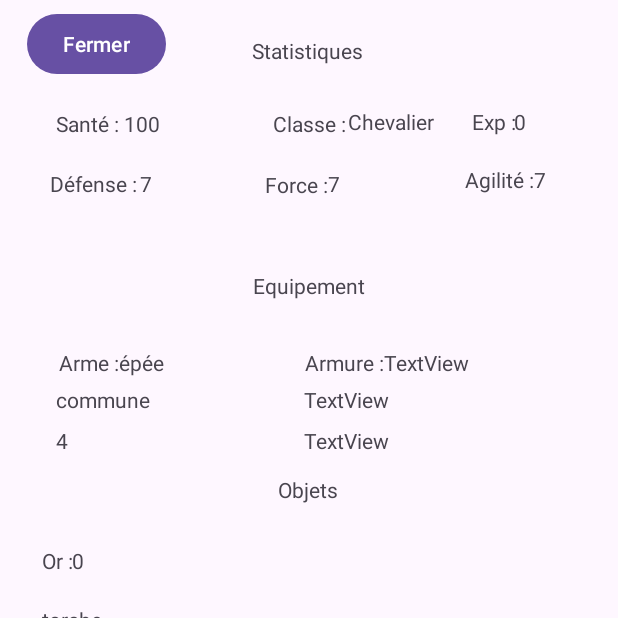
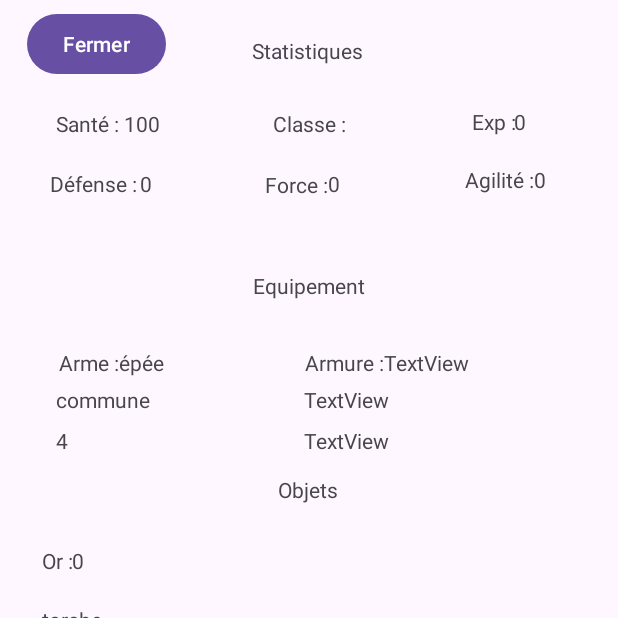
Before and after one commit to nathanremond/ProjetNathanJilenKave, an Android app: the InventoryActivity screen opened directly, with no data from a screen before it, on a phone screen of 412 x 824 dp, the top half of it. Run offline under Robolectric (Android 15) with nearby library versions, the phone set to English and light mode, and no system bars.

Commit message:
feat: Récupération des stats du joueur dans inventaire

```diff
--- a/app/src/main/java/com/example/projetnathanjilenkave/InventoryActivity.java
+++ b/app/src/main/java/com/example/projetnathanjilenkave/InventoryActivity.java
@@ -18,19 +18,29 @@ public class InventoryActivity extends AppCompatActivity {
         super.onCreate(savedInstanceState);
         setContentView(R.layout.activity_inventory);
 
-        Character j1 = new Character(100, 0, 0, "Chevalier");
+        //Stats personnage
+        int healthJoueur = getIntent().getIntExtra("healthJoueur", 100);
+        int expJoueur = getIntent().getIntExtra("expJoueur", 0);
+        int goldJoueur = getIntent().getIntExtra("goldJoueur", 0);
+        String classJoueur = getIntent().getStringExtra("classJoueur");
+        int strengthJoueur = getIntent().getIntExtra("strengthJoueur", 0);
+        int defenseJoueur = getIntent().getIntExtra("defenseJoueur", 0);
+        int agilityJoueur = getIntent().getIntExtra("agilityJoueur", 0);
+        String previousPage = getIntent().getStringExtra("previousPage");
+
+        displayCharaStats(healthJoueur, expJoueur, goldJoueur, classJoueur, strengthJoueur, defenseJoueur, agilityJoueur);
+
         Weapon a1 = new Weapon("épée", "commune", 4, 30);
         Armor ar1 = new Armor("armure", "rare", 10, 50);
         Object o1 = new Object("torche", "Un outil permettant d'éclairer", 20);
+
+        //Fermer l'inventaire
         Button closeBtn = findViewById(R.id.ButtonClose);
+        closeBtn.setOnClickListener(view -> {
+            finish();
+        });
 
-        TextView health = findViewById(R.id.StatHealthValue);
-        TextView exp = findViewById(R.id.StatExpValue);
-        TextView gold = findViewById(R.id.GoldValue);
-        TextView category = findViewById(R.id.StatClassValue);
-        TextView defense = findViewById(R.id.StatDefenseValue);
-        TextView strength = findViewById(R.id.StatStrengthValue);
-        TextView agility = findViewById(R.id.StatAgilityValue);
+
 
         TextView nameWeapon = findViewById(R.id.WeaponName);
         TextView rarityWeapon = findViewById(R.id.WeaponRarity);
@@ -39,13 +49,7 @@ public class InventoryActivity extends AppCompatActivity {
         TextView nameObject = findViewById(R.id.NameObject1);
         TextView descriptionObject = findViewById(R.id.DescriptionObject1);
 
-        health.setText(String.valueOf(j1.getHealth()));
-        exp.setText(String.valueOf(j1.getExperience()));
-        gold.setText(String.valueOf(j1.getGold()));
-        category.setText(j1.getCategory());
-        defense.setText(String.valueOf(j1.getDefense()));
-        strength.setText(String.valueOf(j1.getStrength()));
-        agility.setText(String.valueOf(j1.getAgility()));
+
 
         nameWeapon.setText(String.valueOf(a1.getName()));
         rarityWeapon.setText(String.valueOf(a1.getRarity()));
@@ -54,11 +58,24 @@ public class InventoryActivity extends AppCompatActivity {
         nameObject.setText(String.valueOf(o1.getName()));
         descriptionObject.setText(String.valueOf(o1.getDescription()));
 
-        closeBtn.setOnClickListener(view -> {
-            Intent intentToContextActivity = new Intent(this, ContextActivity.class);
-            startActivity(intentToContextActivity);
-        });
-
 
     }
+
+    private void displayCharaStats(int healthJoueur, int expJoueur, int goldJoueur, String classJoueur, int strengthJoueur, int defenseJoueur, int agilityJoueur){
+        TextView healthStat = findViewById(R.id.StatHealthValue);
+        TextView expStat = findViewById(R.id.StatExpValue);
+        TextView goldStat = findViewById(R.id.GoldValue);
+        TextView classStat = findViewById(R.id.StatClassValue);
+        TextView defenseStat = findViewById(R.id.StatDefenseValue);
+        TextView strengthStat = findViewById(R.id.StatStrengthValue);
+        TextView agilityStat = findViewById(R.id.StatAgilityValue);
+
+        healthStat.setText(String.valueOf(healthJoueur));
+        expStat.setText(String.valueOf(expJoueur));
+        goldStat.setText(String.valueOf(goldJoueur));
+        classStat.setText(classJoueur);
+        defenseStat.setText(String.valueOf(strengthJoueur));
+        strengthStat.setText(String.valueOf(defenseJoueur));
+        agilityStat.setText(String.valueOf(agilityJoueur));
+    }
 }
```
Also changed, not shown: app/src/main/java/com/example/projetnathanjilenkave/ContextActivity.java (+29 -0 lines), app/src/main/res/layout/activity_context.xml (+11 -0 lines).
